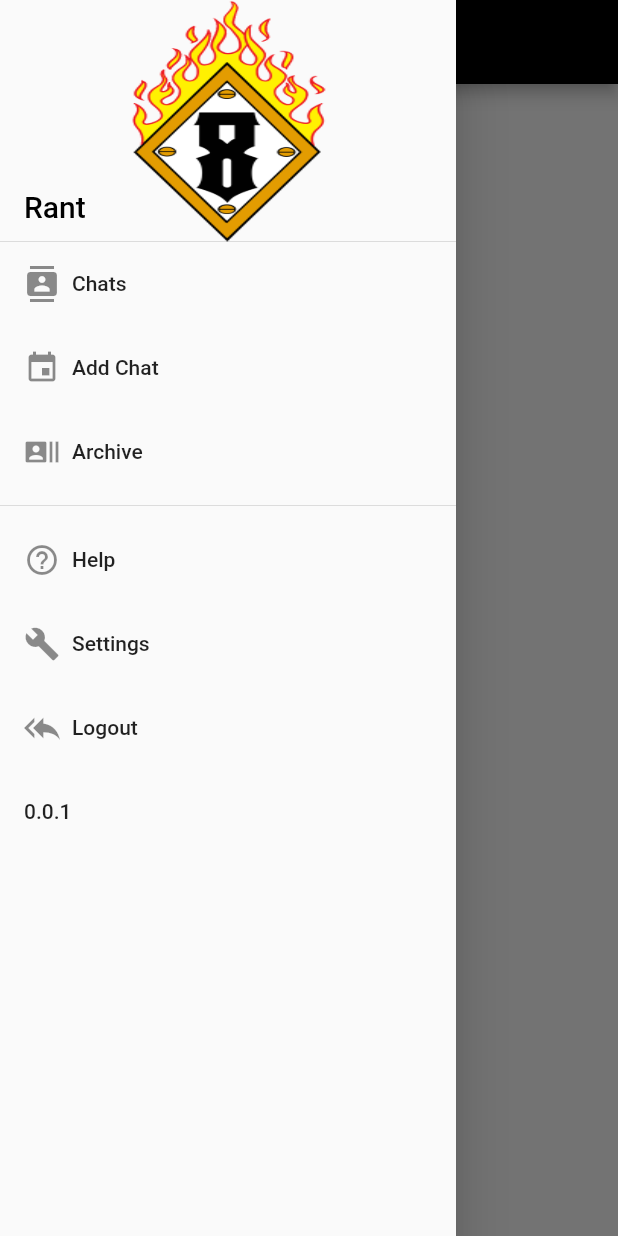
After one commit to ehask71/BlazeChat, a Flutter app: the AddChatPage screen opened by its route, with the side drawer open, on a phone screen of 412 x 824 dp. The commit adds this screen. Run offline on Flutter 3.47's test engine with Material 2 defaults, Android fonts, the phone set to English and light mode, and no system bars; our stand-ins replace bloc, equatable, flutter_bloc, shared_preferences; missing offline and left inert: jaguar_jwt; accounts and stored records are empty.

Commit message:
Migrate AppDrawer to BLoC

```diff
--- a/lib/blocs/addchat/add_chat_page.dart
+++ b/lib/blocs/addchat/add_chat_page.dart
@@ -1,3 +1,5 @@
+import 'package:blaze_chat/blocs/appdrawer/appdrawer.dart';
+import 'package:blaze_chat/user_repository.dart';
 import 'package:blaze_chat/common/common.dart';
 import 'package:flutter/material.dart';
 
@@ -7,8 +9,9 @@ import 'package:blaze_chat/blocs/authentication/authentication.dart';
 class AddChatPage extends StatelessWidget {
   @override
   Widget build(BuildContext context) {
+    final UserRepository userRepository = UserRepository();
     return Scaffold(
-      drawer: AppDrawer(),
+      drawer: AppDrawerPage(userRepository: userRepository),
       appBar: AppBar(
         title: Text('Add Chat'),
       ),
--- /dev/null
+++ b/lib/blocs/appdrawer/app_drawer_bloc.dart
@@ -0,0 +1,35 @@
+import 'package:blaze_chat/blocs/authentication/authentication.dart';
+import 'package:flutter/material.dart';
+import 'package:bloc/bloc.dart';
+import 'package:blaze_chat/blocs/appdrawer/appdrawer.dart';
+import 'package:blaze_chat/user_repository.dart';
+
+
+
+class AppDrawerBloc extends Bloc {
+  final UserRepository _userRepository;
+
+  AppDrawerBloc({@required userRepository})
+      : assert(userRepository != null),
+        _userRepository = userRepository;
+
+  @override
+  AppDrawerState get initialState => InitialAppDrawerState();
+
+  @override
+  Stream mapEventToState(event) {
+    // TODO: implement mapEventToState
+
+    return null ;
+  }
+
+  /*@override
+  Stream<AppDrawerState> mapEventToState(AppDrawerEvent event) async* {
+    if (event is AppStarted) {
+        yield InitialAppDrawerState;
+    }
+  }*/
+
+
+
+}
--- /dev/null
+++ b/lib/blocs/appdrawer/app_drawer_event.dart
@@ -0,0 +1,13 @@
+import 'package:meta/meta.dart';
+import 'package:equatable/equatable.dart';
+
+abstract class AppDrawerEvent extends Equatable {
+  const AppDrawerEvent();
+
+  @override
+  List<Object> get props => [];
+}
+
+class InitialAppDrawer extends AppDrawerEvent {}
+class LoadingAppDrawer extends AppDrawerEvent {}
+class LoadedAppDrawer extends AppDrawerEvent {}
--- /dev/null
+++ b/lib/blocs/appdrawer/app_drawer_page.dart
@@ -0,0 +1,110 @@
+import 'package:blaze_chat/blocs/appdrawer/app_drawer_bloc.dart';
+import 'package:blaze_chat/blocs/authentication/authentication.dart';
+import 'package:flutter/material.dart';
+import 'package:flutter_bloc/flutter_bloc.dart';
+import 'package:blaze_chat/user_repository.dart';
+
+class AppDrawerPage extends StatelessWidget {
+  final UserRepository userRepository;
+
+  AppDrawerPage({Key key, @required this.userRepository})
+      : assert(userRepository != null),
+        super(key: key);
+
+  @override
+  Widget build(BuildContext context) {
+    //final authenticationBloc = BlocProvider.of<AuthenticationBloc>(context);
+    return BlocProvider(
+        create: (context) {
+          return AppDrawerBloc(
+            userRepository: userRepository,
+          );
+        },
+        child: Drawer(
+          child: ListView(
+            padding: EdgeInsets.zero,
+            children: <Widget>[
+              _createHeader('Rant'),
+              _createDrawerItem(
+                  icon: Icons.contacts,
+                  text: 'Chats',
+                  onTap: () => Navigator.pushReplacementNamed(context, '/')),
+              _createDrawerItem(
+                  icon: Icons.event,
+                  text: 'Add Chat',
+                  onTap: () =>
+                      Navigator.pushReplacementNamed(context, '/addchat')),
+              _createDrawerItem(icon: Icons.recent_actors, text: 'Archive'),
+              Divider(),
+              _createDrawerItem(icon: Icons.help_outline, text: 'Help'),
+              _createDrawerItem(
+                  icon: Icons.build,
+                  text: 'Settings',
+                  onTap: () =>
+                      Navigator.pushReplacementNamed(context, '/settings')),
+              /* _createDrawerItem(
+            icon: Icons.reply_all,
+            text: 'Logout',
+            onTap: () => BlocProvider.of<AuthenticationBloc>(context).add(LoggedOut())
+          ),*/
+              ListTile(
+                title: Row(
+                  children: <Widget>[
+                    Icon(Icons.reply_all),
+                    Padding(
+                      padding: EdgeInsets.only(left: 8.0),
+                      child: Text('Logout'),
+                    )
+                  ],
+                ),
+                onTap: () {
+                  Navigator.of(context).pop();
+                  BlocProvider.of<AuthenticationBloc>(context).add(LoggedOut());
+                },
+              ),
+              ListTile(
+                title: Text('0.0.1'),
+                onTap: () {},
+              ),
+            ],
+          ),
+        ));
+  }
+
+  Widget _createHeader(String name) {
+    String _name = name;
+    return DrawerHeader(
+        margin: EdgeInsets.zero,
+        padding: EdgeInsets.zero,
+        decoration: BoxDecoration(
+            image: DecorationImage(
+                fit: BoxFit.fill,
+                image: AssetImage('assets/images/Hellfire-Eight-4inch.png'))),
+        child: Stack(children: <Widget>[
+          Positioned(
+              bottom: 12.0,
+              left: 16.0,
+              child: Text(_name,
+                  style: TextStyle(
+                      color: Colors.black,
+                      fontSize: 20.0,
+                      fontWeight: FontWeight.w500))),
+        ]));
+  }
+
+  Widget _createDrawerItem(
+      {IconData icon, String text, GestureTapCallback onTap}) {
+    return ListTile(
+      title: Row(
+        children: <Widget>[
+          Icon(icon),
+          Padding(
+            padding: EdgeInsets.only(left: 8.0),
+            child: Text(text),
+          )
+        ],
+      ),
+      onTap: onTap,
+    );
+  }
+}
--- /dev/null
+++ b/lib/blocs/appdrawer/app_drawer_state.dart
@@ -0,0 +1,16 @@
+import 'package:equatable/equatable.dart';
+
+abstract class AppDrawerState extends Equatable {
+  const AppDrawerState();
+
+  @override
+  List<Object> get props => [];
+}
+
+class InitialAppDrawerState extends AppDrawerState {}
+class LoadingAppDrawerState extends AppDrawerState {}
+class LoadedAppDrawerState extends AppDrawerState {
+  @override
+  List<Object> get props => [];
+}
+class ErrorAppDrawerState extends AppDrawerState {}
--- /dev/null
+++ b/lib/blocs/appdrawer/appdrawer.dart
@@ -0,0 +1,4 @@
+export 'app_drawer_bloc.dart';
+export 'app_drawer_event.dart';
+export 'app_drawer_state.dart';
+export 'app_drawer_page.dart';
--- a/lib/common/app_drawer.dart
+++ b/lib/common/app_drawer.dart
@@ -20,13 +20,11 @@ class AppDrawer extends StatelessWidget {
           _createDrawerItem(
               icon: Icons.contacts,
               text: 'Chats',
-              onTap: () =>
-                  Navigator.pushReplacementNamed(context, '/')),
+              onTap: () => Navigator.pushReplacementNamed(context, '/')),
           _createDrawerItem(
               icon: Icons.event,
               text: 'Add Chat',
-              onTap: () =>
-                  Navigator.pushReplacementNamed(context, '/addchat')),
+              onTap: () => Navigator.pushReplacementNamed(context, '/addchat')),
           _createDrawerItem(icon: Icons.recent_actors, text: 'Archive'),
           Divider(),
           _createDrawerItem(icon: Icons.help_outline, text: 'Help'),
@@ -35,7 +33,7 @@ class AppDrawer extends StatelessWidget {
               text: 'Settings',
               onTap: () =>
                   Navigator.pushReplacementNamed(context, '/settings')),
-         /* _createDrawerItem(
+          /* _createDrawerItem(
             icon: Icons.reply_all,
             text: 'Logout',
             onTap: () => BlocProvider.of<AuthenticationBloc>(context).add(LoggedOut())
@@ -50,7 +48,10 @@ class AppDrawer extends StatelessWidget {
                 )
               ],
             ),
-            onTap: () => BlocProvider.of<AuthenticationBloc>(context).add(LoggedOut()),
+            onTap: () {
+              Navigator.of(context).pop();
+              BlocProvider.of<AuthenticationBloc>(context).add(LoggedOut());
+            },
           ),
           ListTile(
             title: Text('0.0.1'),
@@ -97,5 +98,4 @@ class AppDrawer extends StatelessWidget {
       onTap: onTap,
     );
   }
-
 }
```
Also changed, not shown: lib/blocs/authentication/user_repository.dart (deleted, +0 -62 lines), lib/blocs/home/home_page.dart (+5 -5 lines), lib/blocs/settings/settings_page.dart (+6 -2 lines).
